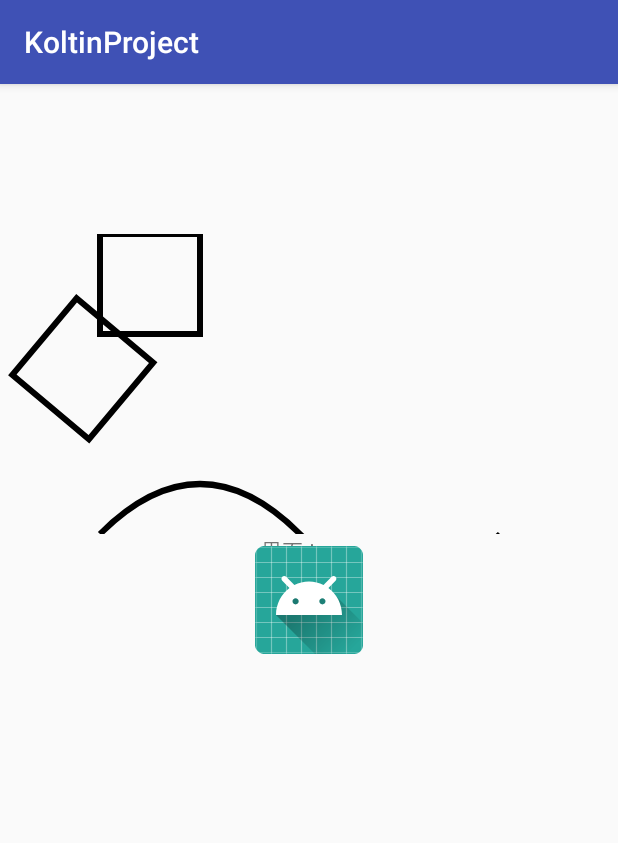
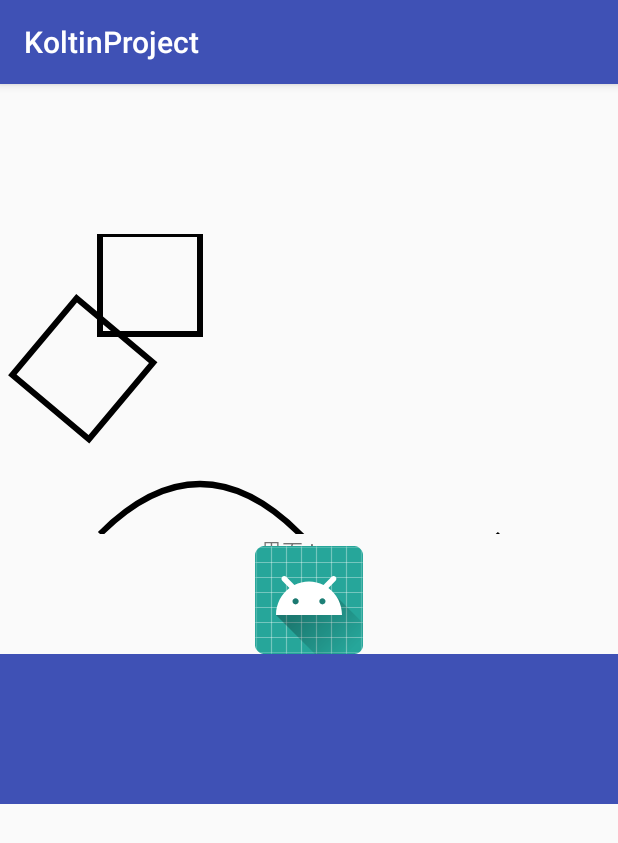
Before and after one commit to zb666/KoltinProject, an Android app: the screen it shows after launch (DrawViewActivity), on a phone screen of 412 x 824 dp. Shown: the top 843 px of the screen. Run offline under Robolectric (Android 15) with nearby library versions, the phone set to English and light mode, and no system bars.

```diff
--- a/app/src/main/java/com/tianli/litemall/koltinproject/kotlinview/BeizerWaveView.java
+++ b/app/src/main/java/com/tianli/litemall/koltinproject/kotlinview/BeizerWaveView.java
@@ -80,4 +80,8 @@ public class BeizerWaveView extends View {
         valueAnimator.start();
     }
 
+    public void setWaveColor(){
+        mPaint.setColor(Color.BLUE);
+    }
+
 }
--- a/app/src/main/res/layout/activity_drawview.xml
+++ b/app/src/main/res/layout/activity_drawview.xml
@@ -34,6 +34,13 @@
             android:layout_height="wrap_content"
             android:layout_gravity="center"
             android:src="@mipmap/ic_launcher" />
+
+        <LinearLayout
+            android:id="@+id/llContainer"
+            android:orientation="horizontal"
+            android:background="@color/colorPrimary"
+            android:layout_width="match_parent"
+            android:layout_height="100dp"/>
     </LinearLayout>
 
 </ScrollView>
```
Also changed, not shown: app/src/main/java/com/tianli/litemall/koltinproject/activity/DrawViewActivity.java (+10 -1 lines).
